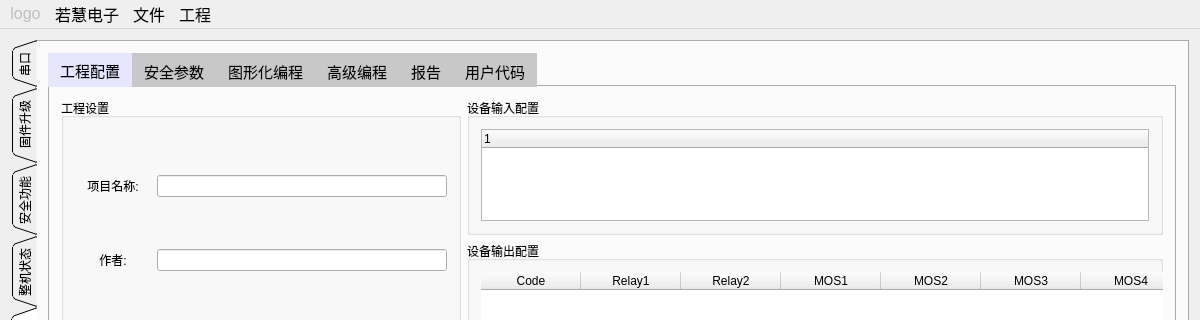
Old version of the form mainwindow.ui in the repository su0814/qt_spc100; both pictures show x 0 to 1200 and y 0 to 320 of the 1200 by 700 pixel window.
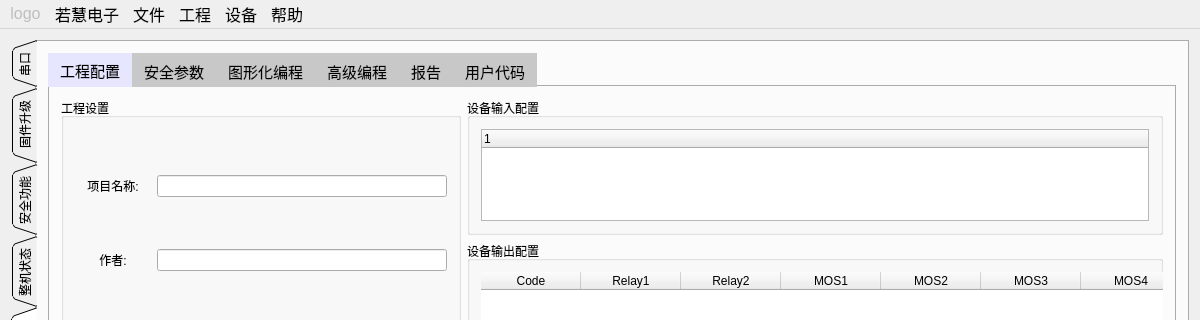
New version of the form.

Commit message: 增加设备密码修改，读取和下载工程密码验证，关于若慧功能

Patch:
```diff
--- a/mainwindow.ui
+++ b/mainwindow.ui
@@ -8243,10 +8243,24 @@
      <bool>true</bool>
     </property>
    </widget>
+   <widget class="QMenu" name="menu_3">
+    <property name="title">
+     <string>帮助</string>
+    </property>
+    <addaction name="action_about_prajna"/>
+   </widget>
+   <widget class="QMenu" name="menu_4">
+    <property name="title">
+     <string>设备</string>
+    </property>
+    <addaction name="action_change_device_passwd"/>
+   </widget>
    <addaction name="menulogo"/>
    <addaction name="menu_name"/>
    <addaction name="menu"/>
    <addaction name="menu_2"/>
+   <addaction name="menu_4"/>
+   <addaction name="menu_3"/>
   </widget>
   <widget class="QStatusBar" name="statusBar"/>
   <action name="action_new_project">
```
Left out of the diff: 10 changed lines with no effect on the pictures. The commit also changes 14 other files.
